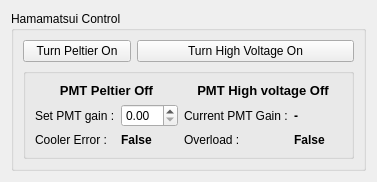
Before: the Qt Designer form acq4/devices/HamamatsuPMT/hamamatsuPMTTemplate.ui in mgraupe/acq4, drawn with Qt 5.
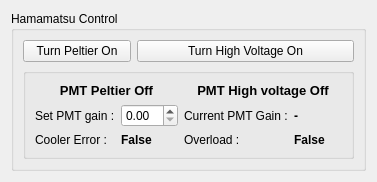
After: the same form once the commit is applied. Custom widgets are drawn as their Qt base class.

Commit message: bug fixes in gain settings

Diff of the .ui file:
```diff
--- a/acq4/devices/HamamatsuPMT/hamamatsuPMTTemplate.ui
+++ b/acq4/devices/HamamatsuPMT/hamamatsuPMTTemplate.ui
@@ -17,7 +17,7 @@
    <item>
     <widget class="QGroupBox" name="maitaiControlGroup">
      <property name="title">
-      <string>Hamamatsui Control</string>
+      <string>Hamamatsu Control</string>
      </property>
      <layout class="QGridLayout" name="gridLayout_12">
       <item row="1" column="0" colspan="3">
```
The commit also changes 2 other files.
